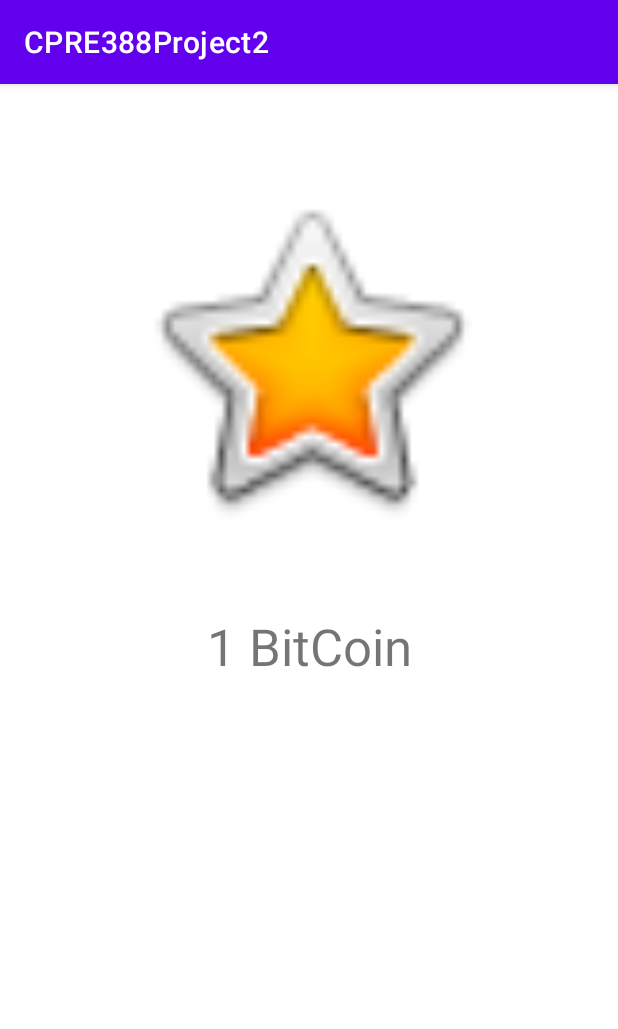
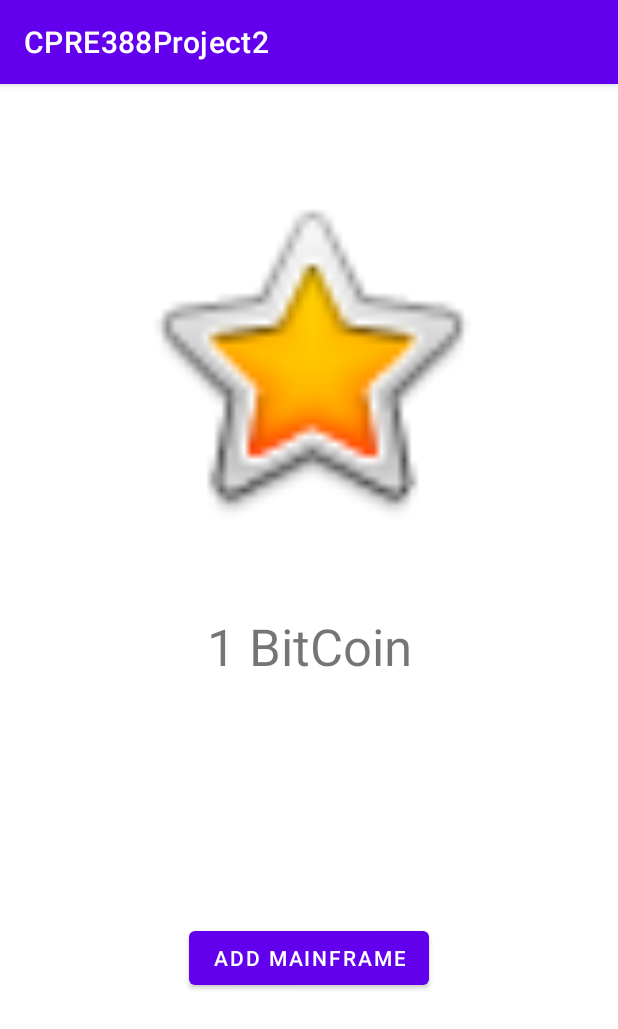
Before and after one commit to adeick/CPRE388Project2, an Android app: the screen it shows after launch (MainActivity), after a tap on an icon or button, on a phone screen of 412 x 824 dp. Shown: the top 1029 px of the screen. Run offline under Robolectric (Android 15) with nearby library versions, the light colour scheme and no system bars.

Commit message:
Added ability to add mainframes

```diff
--- a/app/src/main/java/com/example/cpre388project2/MainActivity.java
+++ b/app/src/main/java/com/example/cpre388project2/MainActivity.java
@@ -8,7 +8,11 @@
 import android.widget.TextView;
 
 import com.example.cpre388project2.storage.BitcoinStorageModel;
+import com.example.cpre388project2.towers.Tower;
 import com.example.cpre388project2.towers.TowerModel;
+import com.example.cpre388project2.towers.TowerTypes;
+
+import java.util.ArrayList;
 
 public class MainActivity extends AppCompatActivity {
 
@@ -32,7 +36,22 @@
         });
     }
 
+    public void MainframeOnClick(View view) {
+        towerModel.AddTower(TowerTypes.MAINFRAME);
+    }
+
     public void towerOnClick(View view) {
-        bitcoinStorageModel.storeAmount(1);
+        int bitcoin = getBitCoinPerTower();
+        bitcoin = Math.max(1, bitcoin); // Get at least 1 bitcoin per click.
+        bitcoinStorageModel.storeAmount(bitcoin);
+    }
+
+    private int getBitCoinPerTower() {
+        int bitcoin = 0;
+        ArrayList<Tower> towers = towerModel.getTowers();
+        for (Tower tower : towers) {
+            bitcoin += tower.getProductionRate();
+        }
+        return bitcoin;
     }
 }
--- a/app/src/main/java/com/example/cpre388project2/towers/TowerModel.java
+++ b/app/src/main/java/com/example/cpre388project2/towers/TowerModel.java
@@ -12,6 +12,24 @@
         return towers.getValue().get(i);
     }
 
+    public void AddTower(TowerTypes towerType) {
+        ArrayList<Tower> towers = getTowers();
+        for (Tower tower : towers) {
+            if (tower.getTowerType() == towerType) {
+                tower.addTower();
+                return;
+            }
+        }
+        towers.add(new Tower(towerType));
+    }
+
+    public ArrayList<Tower> getTowers() {
+        if (towers == null) {
+            towers = new MutableLiveData<>(new ArrayList<>());
+        }
+        return towers.getValue();
+    }
+
     public void setTower(int i, Tower tower) {
         if (towers == null) {
             towers = new MutableLiveData<>(new ArrayList<>());
--- a/app/src/main/res/layout/activity_main.xml
+++ b/app/src/main/res/layout/activity_main.xml
@@ -31,4 +31,15 @@
         app:layout_constraintTop_toTopOf="parent"
         app:srcCompat="@android:drawable/btn_star_big_on" />
 
+    <Button
+        android:id="@+id/button"
+        android:layout_width="wrap_content"
+        android:layout_height="wrap_content"
+        android:onClick="MainframeOnClick"
+        android:text="Add Mainframe"
+        app:layout_constraintBottom_toBottomOf="parent"
+        app:layout_constraintEnd_toEndOf="parent"
+        app:layout_constraintStart_toStartOf="parent"
+        app:layout_constraintTop_toBottomOf="@+id/bitcoinCountTextView" />
+
 </androidx.constraintlayout.widget.ConstraintLayout>
```
Also changed, not shown: app/src/main/java/com/example/cpre388project2/towers/Tower.java (+8 -0 lines).
